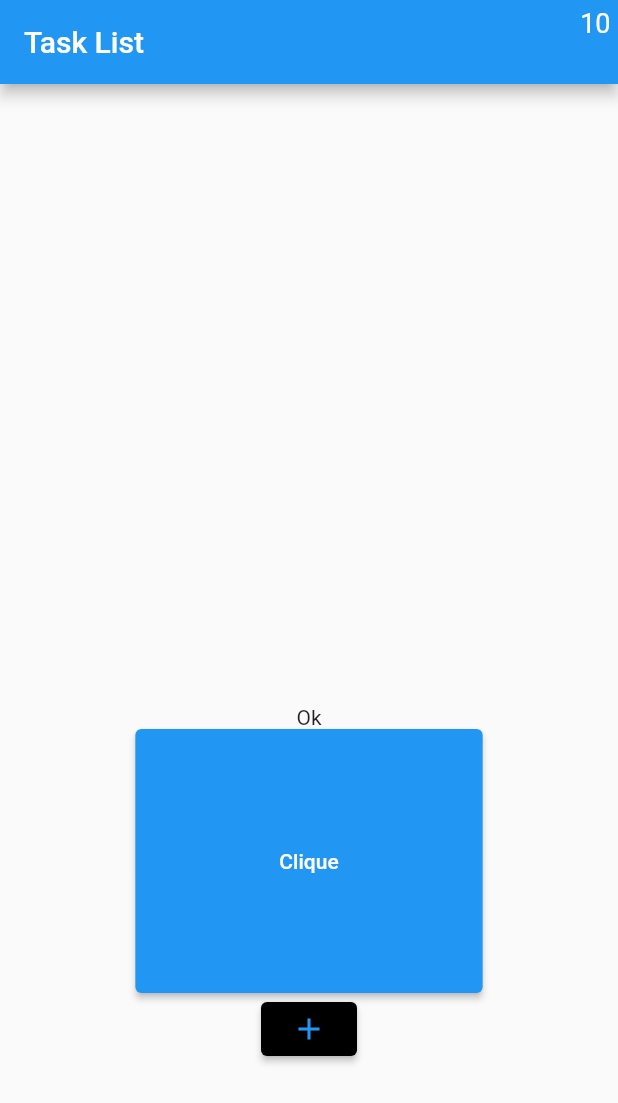
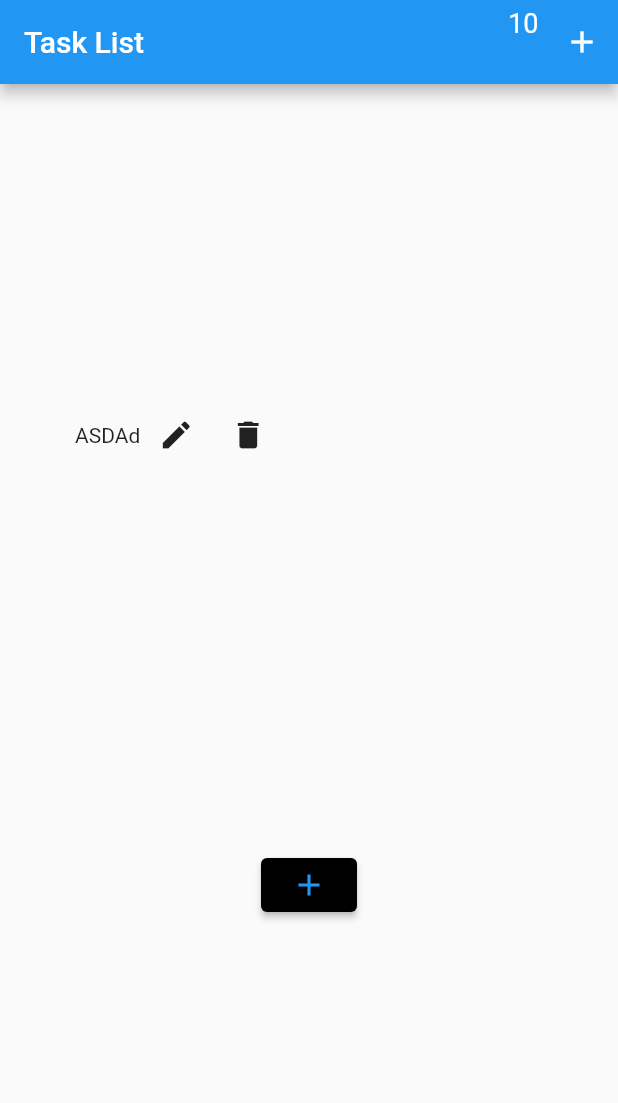
Before and after one commit to wendersonj/flutter_generic_list, a Flutter app: the screen it shows after launch, on a phone screen of 412 x 824 dp. Shown: the top 1103 px of the screen. Run offline on Flutter 3.47's test engine with Material 2 defaults, Android fonts, the phone set to English and light mode, and no system bars.

Commit message:
creating task on appbar; new icons; initial task to show listview on screen;

```diff
--- a/lib/screens/task_list_page.dart
+++ b/lib/screens/task_list_page.dart
@@ -12,7 +12,7 @@ class TaskList extends StatelessWidget {
   @override
   Widget build(BuildContext context) {
     int coins = 10;
-    List<Task> tasks = [];
+    List<Task> tasks = [Task(title: "ASDAd", content: "asdasd")];
 
     return Scaffold(
       appBar: AppBar(
@@ -23,7 +23,8 @@ class TaskList extends StatelessWidget {
               child: Text(
                 "$coins",
                 style: const TextStyle(fontSize: 18),
-              ))
+              )),
+          IconButton(onPressed: () {}, icon: const Icon(Icons.add)),
         ],
       ),
       body: Center(
@@ -37,21 +38,22 @@ class TaskList extends StatelessWidget {
                 child: ListView.builder(
                   itemCount: tasks.length,
                   itemBuilder: (context, index) {
-                    return ListView(
-                        children: [ListTile(title: Text(tasks[index].title))]);
+                    return Row(
+                      children: [
+                        Text(tasks[index].title),
+                        IconButton(
+                            onPressed: () {
+                              Navigator.push(
+                                  context,
+                                  MaterialPageRoute(
+                                      builder: (context) => TaskEdit()));
+                            },
+                            icon: Icon(Icons.edit)),
+                        IconButton(onPressed: () {}, icon: Icon(Icons.delete)),
+                      ],
+                    );
                   },
                 ),
-              ),
-              const Text("Ok"),
-              ElevatedButton(
-                onPressed: () {
-                  Navigator.push(
-                    context,
-                    MaterialPageRoute(builder: (context) => TaskEdit()),
-                  );
-                },
-                child: const Padding(
-                    padding: EdgeInsets.all(80), child: Text("Clique")),
               ),
               ElevatedButton(
                 style: ButtonStyle(
@@ -80,14 +82,3 @@ class TaskList extends StatelessWidget {
     );
   }
 }
-
-class TaskRowWidget extends StatelessWidget {
-  @override
-  Widget build(BuildContext context) {
-    return Container(
-      child: Row(children: [
-        // CheckboxListTile(value: value, onChanged: onChanged),
-      ]),
-    );
-  }
-}
```
